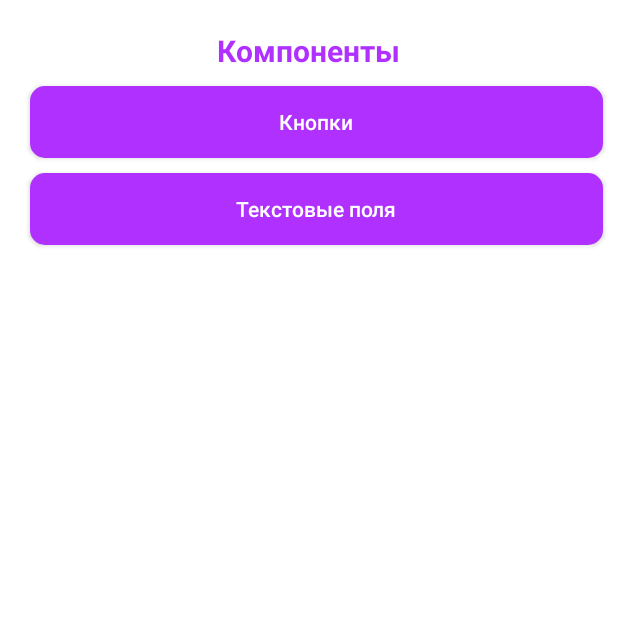
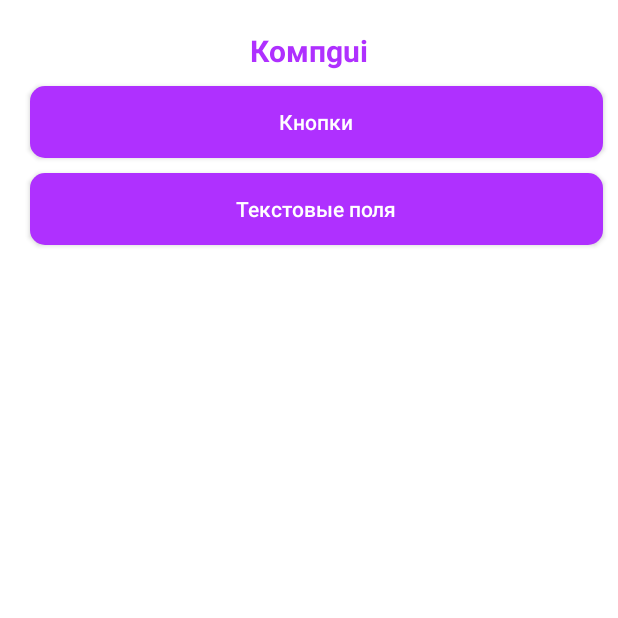
Before and after one commit to alfiia891/alfa, an Android app: the screen it shows after launch (MainActivity), on a phone screen of 412 x 824 dp, the top half of it. Run offline under Robolectric (Android 15) with nearby library versions, the phone set to English and light mode, and no system bars.

Commit message:
Initial commit1

```diff
--- a/app/src/main/res/layout/activity_main.xml
+++ b/app/src/main/res/layout/activity_main.xml
@@ -14,7 +14,7 @@
         android:layout_height="wrap_content"
         android:layout_centerHorizontal="true"
         android:layout_marginTop="20dp"
-        android:text="Компоненты"
+        android:text="Компgui"
         android:textColor="@color/primary_color"
         android:textSize="20sp"
         android:textStyle="bold"/>
```
